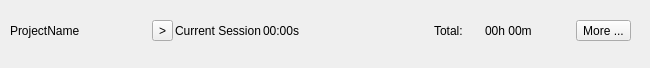
Old version of the form ui/ProjectWidget.ui in the repository aseiis/epochplusplus.
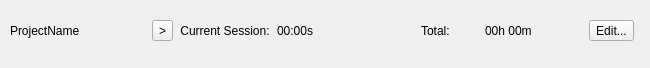
New version of the form.

Commit message: enhanced ProjectWidget ui (text padding + centering)

Patch:
```diff
--- a/ui/ProjectWidget.ui
+++ b/ui/ProjectWidget.ui
@@ -36,7 +36,7 @@
     <rect>
      <x>0</x>
      <y>0</y>
-     <width>641</width>
+     <width>644</width>
      <height>61</height>
     </rect>
    </property>
@@ -105,8 +105,23 @@
       </item>
       <item>
        <widget class="QLabel" name="currentSessionStaticLabel">
+        <property name="sizePolicy">
+         <sizepolicy hsizetype="Preferred" vsizetype="Preferred">
+          <horstretch>0</horstretch>
+          <verstretch>0</verstretch>
+         </sizepolicy>
+        </property>
+        <property name="minimumSize">
+         <size>
+          <width>100</width>
+          <height>0</height>
+         </size>
+        </property>
         <property name="text">
-         <string>Current Session</string>
+         <string>Current Session:</string>
+        </property>
+        <property name="alignment">
+         <set>Qt::AlignCenter</set>
         </property>
        </widget>
       </item>
@@ -133,22 +148,6 @@
         </property>
        </spacer>
       </item>
-      <item>
-       <spacer name="horizontalSpacer_3">
-        <property name="orientation">
-         <enum>Qt::Horizontal</enum>
-        </property>
-        <property name="sizeType">
-         <enum>QSizePolicy::Fixed</enum>
-        </property>
-        <property name="sizeHint" stdset="0">
-         <size>
-          <width>40</width>
-          <height>20</height>
-         </size>
-        </property>
-       </spacer>
-      </item>
       <item>
        <spacer name="horizontalSpacer_4">
         <property name="orientation">
@@ -198,7 +197,7 @@
       <item>
        <widget class="QToolButton" name="moreButton">
         <property name="text">
-         <string>More ...</string>
+         <string>Edit...</string>
         </property>
        </widget>
       </item>
```
Left out of the diff: 2 changed lines with no effect on the pictures.
